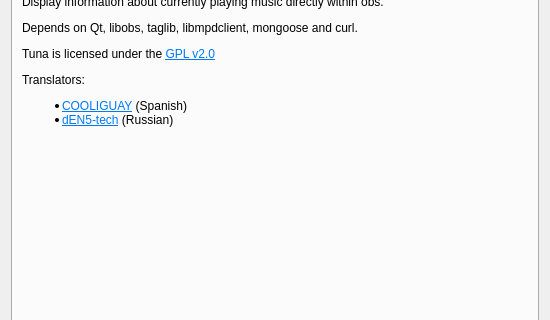
Above: src/gui/tuna_gui.ui from univrsal/tuna before the change; both pictures show x 0 to 550 and y 144 to 464 of the 550 by 650 pixel window. Below: the same form after it.
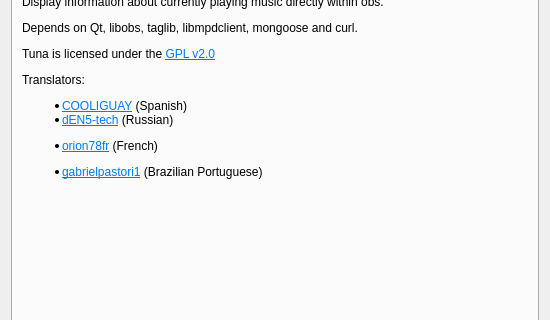
That is the form after the change. The open tabs and pages were chosen to show the change. Icons and pictures are not drawn.

Commit message: Adding gabrielpastori1 and myself to About tab

What changed in the file:
```diff
--- a/src/gui/tuna_gui.ui
+++ b/src/gui/tuna_gui.ui
@@ -783,7 +783,12 @@
           </sizepolicy>
          </property>
          <property name="text">
-          <string>&lt;html&gt;&lt;head/&gt;&lt;body&gt;&lt;p align=&quot;center&quot;&gt;&lt;span style=&quot; font-size:16pt;&quot;&gt;tuna&lt;/span&gt;&lt;/p&gt;&lt;p align=&quot;center&quot;&gt;&lt;a href=&quot;https://github.com/univrsal/tuna&quot;&gt;&lt;span style=&quot; text-decoration: underline; color:#007af4;&quot;&gt;github.com/univrsal/tuna&lt;/span&gt;&lt;/a&gt;&lt;/p&gt;&lt;p&gt;Display information about currently playing music directly within obs.&lt;/p&gt;&lt;p&gt;Depends on Qt, libobs, taglib, libmpdclient, mongoose and curl.&lt;/p&gt;&lt;p&gt;Tuna is licensed under the &lt;a href=&quot;https://www.gnu.org/licenses/old-licenses/gpl-2.0.txt&quot;&gt;&lt;span style=&quot; text-decoration: underline; color:#007af4;&quot;&gt;GPL v2.0&lt;/span&gt;&lt;/a&gt;&lt;/p&gt;&lt;p&gt;Translators:&lt;/p&gt;&lt;ul style=&quot;margin-top: 0px; margin-bottom: 0px; margin-left: 0px; margin-right: 0px; -qt-list-indent: 1;&quot;&gt;&lt;li style=&quot; margin-top:12px; margin-bottom:0px; margin-left:0px; margin-right:0px; -qt-block-indent:0; text-indent:0px;&quot;&gt;&lt;a href=&quot;https://github.com/COOLIGUAY&quot;&gt;&lt;span style=&quot; text-decoration: underline; color:#007af4;&quot;&gt;COOLIGUAY&lt;/span&gt;&lt;/a&gt; (Spanish)&lt;/li&gt;&lt;li style=&quot; margin-top:0px; margin-bottom:12px; margin-left:0px; margin-right:0px; -qt-block-indent:0; text-indent:0px;&quot;&gt;&lt;a href=&quot;https://github.com/dEN5-tech&quot;&gt;&lt;span style=&quot; text-decoration: underline; color:#007af4;&quot;&gt;dEN5-tech&lt;/span&gt;&lt;/a&gt; (Russian)&lt;/li&gt;&lt;/ul&gt;&lt;/body&gt;&lt;/html&gt;</string>
+          <string>&lt;html&gt;&lt;head/&gt;&lt;body&gt;&lt;p align=&quot;center&quot;&gt;&lt;span style=&quot; font-size:16pt;&quot;&gt;tuna&lt;/span&gt;&lt;/p&gt;&lt;p align=&quot;center&quot;&gt;&lt;a href=&quot;https://github.com/univrsal/tuna&quot;&gt;&lt;span style=&quot; text-decoration: underline; color:#007af4;&quot;&gt;github.com/univrsal/tuna&lt;/span&gt;&lt;/a&gt;&lt;/p&gt;&lt;p&gt;Display information about currently playing music directly within obs.&lt;/p&gt;&lt;p&gt;Depends on Qt, libobs, taglib, libmpdclient, mongoose and curl.&lt;/p&gt;&lt;p&gt;Tuna is licensed under the &lt;a href=&quot;https://www.gnu.org/licenses/old-licenses/gpl-2.0.txt&quot;&gt;&lt;span style=&quot; text-decoration: underline; color:#007af4;&quot;&gt;GPL v2.0&lt;/span&gt;&lt;/a&gt;&lt;/p&gt;&lt;p&gt;Translators:&lt;/p&gt;&lt;ul style=&quot;margin-top: 0px; margin-bottom: 0px; margin-left: 0px; margin-right: 0px; -qt-list-indent: 1;&quot;&gt;
+          &lt;li style=&quot; margin-top:12px; margin-bottom:0px; margin-left:0px; margin-right:0px; -qt-block-indent:0; text-indent:0px;&quot;&gt;&lt;a href=&quot;https://github.com/COOLIGUAY&quot;&gt;&lt;span style=&quot; text-decoration: underline; color:#007af4;&quot;&gt;COOLIGUAY&lt;/span&gt;&lt;/a&gt; (Spanish)&lt;/li&gt;
+          &lt;li style=&quot; margin-top:0px; margin-bottom:12px; margin-left:0px; margin-right:0px; -qt-block-indent:0; text-indent:0px;&quot;&gt;&lt;a href=&quot;https://github.com/dEN5-tech&quot;&gt;&lt;span style=&quot; text-decoration: underline; color:#007af4;&quot;&gt;dEN5-tech&lt;/span&gt;&lt;/a&gt; (Russian)&lt;/li&gt;
+          &lt;li style=&quot; margin-top:0px; margin-bottom:12px; margin-left:0px; margin-right:0px; -qt-block-indent:0; text-indent:0px;&quot;&gt;&lt;a href=&quot;https://github.com/orion78fr&quot;&gt;&lt;span style=&quot; text-decoration: underline; color:#007af4;&quot;&gt;orion78fr&lt;/span&gt;&lt;/a&gt; (French)&lt;/li&gt;
+          &lt;li style=&quot; margin-top:0px; margin-bottom:12px; margin-left:0px; margin-right:0px; -qt-block-indent:0; text-indent:0px;&quot;&gt;&lt;a href=&quot;https://github.com/gabrielpastori1&quot;&gt;&lt;span style=&quot; text-decoration: underline; color:#007af4;&quot;&gt;gabrielpastori1&lt;/span&gt;&lt;/a&gt; (Brazilian Portuguese)&lt;/li&gt;
+          &lt;/ul&gt;&lt;/body&gt;&lt;/html&gt;</string>
          </property>
          <property name="openExternalLinks">
           <bool>true</bool>
```
